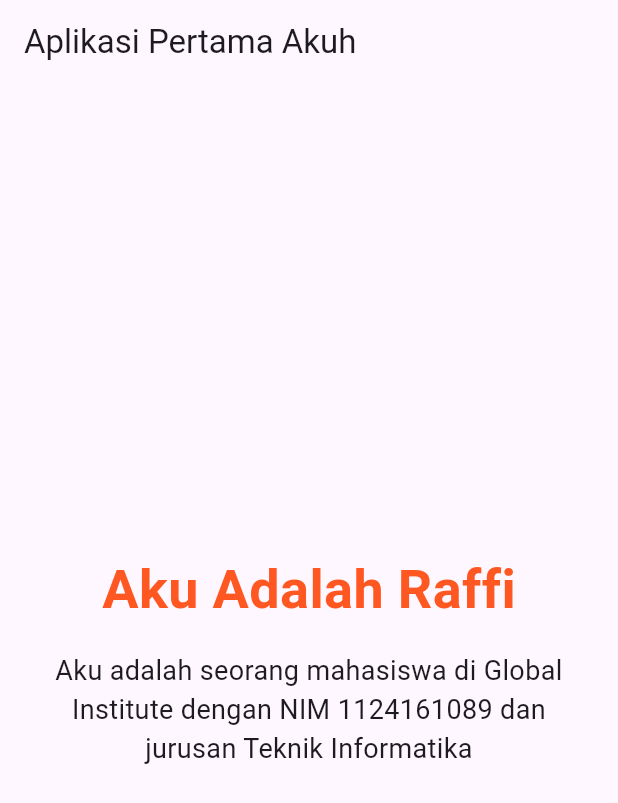
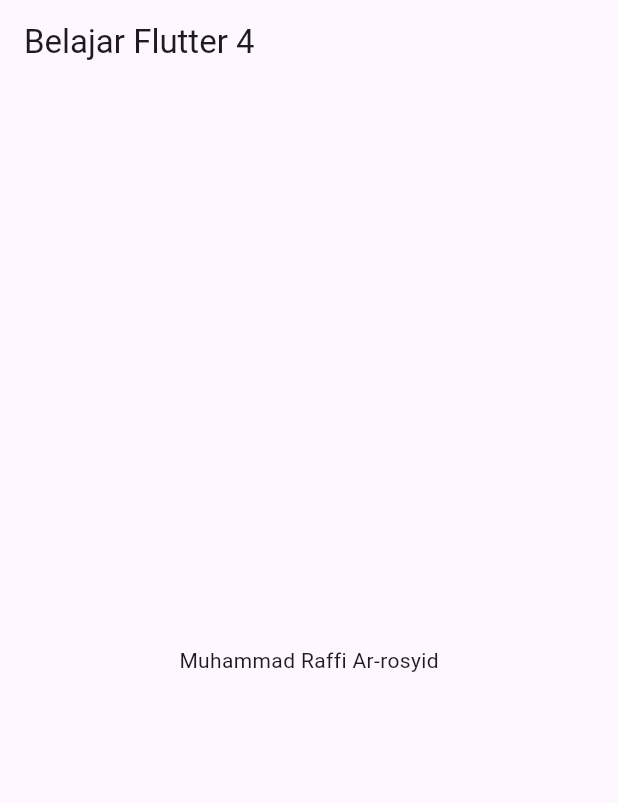
Before and after one commit to Rafreaks06/mobile_4, a Flutter app: the screen it shows after launch, on a phone screen of 412 x 824 dp. Shown: the top 803 px of the screen. Run offline on Flutter 3.47's test engine with Material 3 defaults, Android fonts, the phone set to English and light mode, and no system bars.

Commit message:
1 commit

```diff
--- a/lib/main.dart
+++ b/lib/main.dart
@@ -1,44 +1,32 @@
 import 'package:flutter/material.dart';
 
 void main() {
-  runApp(const MyMbg());
+  runApp(const MyApp());
 }
 
-class MyMbg extends StatelessWidget {
-  const MyMbg({super.key});
+class MyApp extends StatelessWidget {
+  const MyApp({super.key});
 
   @override
   Widget build(BuildContext context) {
     return MaterialApp(
-      debugShowCheckedModeBanner: false,
-      home: Scaffold(
-        appBar: AppBar(title: const Text("Aplikasi Pertama Akuh")),
-        body: const Center(
-          child: Padding(
-            padding: EdgeInsets.symmetric(horizontal: 20),
-            child: Column(
-              mainAxisAlignment: MainAxisAlignment.center,
-              children: [
-                Text(
-                  'Aku Adalah Raffi',
-                  style: TextStyle(
-                    fontSize: 36,
-                    fontWeight: FontWeight.bold,
-                    color: Colors.deepOrange,
-                  ),
-                ),
-                SizedBox(height: 16),
-                Text(
-                  'Aku adalah seorang mahasiswa di Global Institute dengan NIM 1124161089 dan jurusan Teknik Informatika',
-                  textAlign: TextAlign.center,
-                  style: TextStyle(
-                    fontSize: 18,
-                  ),
-                ),
-              ],
-            ),
-          ),
-        ),
+      title: 'Aplikasi Mahasiswa',
+      home: const HomePage(),
+    );
+  }
+}
+
+class HomePage extends StatelessWidget {
+  const HomePage({super.key});
+
+  @override
+  Widget build(BuildContext context) {
+    return Scaffold(
+      appBar: AppBar(
+        title: const Text('Belajar Flutter 4'),
+      ),
+      body: const Center(
+        child: Text('Muhammad Raffi Ar-rosyid'),
       ),
     );
   }
```
